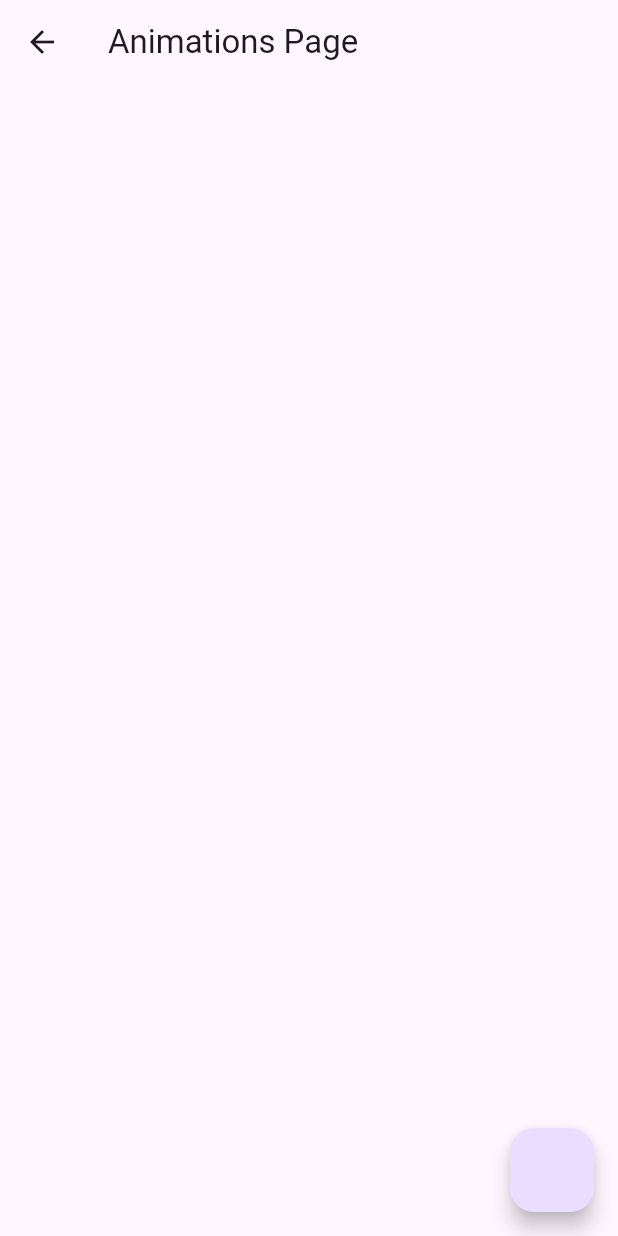
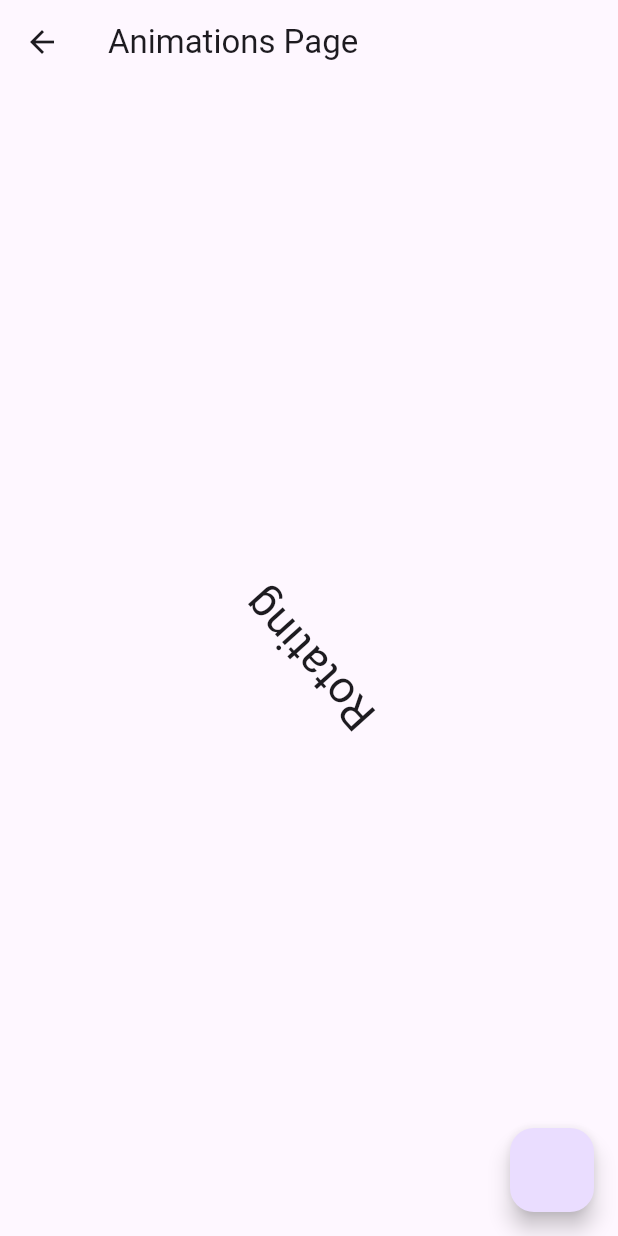
Before and after one commit to tmaurer-nait/dmit-2504-a03-winter-2025-instructor-workbook, a Flutter app: the AnimationsPage screen opened directly, on a phone screen of 412 x 824 dp. Run offline on Flutter 3.47's test engine with Material 3 defaults, Android fonts, the phone set to English and light mode, and no system bars; our stand-ins replace cloud_firestore, firebase_auth, firebase_core, shared_preferences; missing offline and left inert: firebase_ui_auth; accounts and stored records are empty.

Commit message:
animations pt 1

```diff
--- a/animations/animation_example/lib/pages/animations_page.dart
+++ b/animations/animation_example/lib/pages/animations_page.dart
@@ -1,4 +1,6 @@
 import 'package:flutter/material.dart';
+
+import 'dart:math' as math;
 
 class AnimationsPage extends StatefulWidget {
   const AnimationsPage({super.key});
@@ -7,7 +9,33 @@ class AnimationsPage extends StatefulWidget {
   State<AnimationsPage> createState() => _AnimationsPageState();
 }
 
-class _AnimationsPageState extends State<AnimationsPage> {
+class _AnimationsPageState extends State<AnimationsPage>
+    with SingleTickerProviderStateMixin {
+  // Allows us to sync animations with the device frame rate
+
+  // This will drive our animations and provide controll access (stop, start, repeat, etc.)
+  // It goes from 0-1 linearly over some duration
+  late final AnimationController _controller;
+
+  @override
+  void initState() {
+    super.initState();
+
+    // Create the controller, link to this widgets ticker, and set the duration
+    _controller = AnimationController(
+      vsync: this,
+      duration: Duration(seconds: 3),
+    );
+    _controller.forward();
+  }
+
+  @override
+  void dispose() {
+    _controller.dispose();
+
+    super.dispose();
+  }
+
   @override
   Widget build(BuildContext context) {
     return Scaffold(
@@ -16,7 +44,19 @@ class _AnimationsPageState extends State<AnimationsPage> {
         child: Column(
           mainAxisAlignment: MainAxisAlignment.center,
           spacing: 16,
-          children: [],
+          children: [
+            // Explicit animation using basic controller
+            AnimatedBuilder(
+              // any time this controller changes, call the builder
+              animation: _controller,
+              builder: (context, child) {
+                return Transform.rotate(
+                  angle: _controller.value * 2 * math.pi,
+                  child: Text('Rotating', style: TextStyle(fontSize: 30)),
+                );
+              },
+            ),
+          ],
         ),
       ),
       floatingActionButton: FloatingActionButton(
--- a/animations/animation_example/lib/pages/transform_page.dart
+++ b/animations/animation_example/lib/pages/transform_page.dart
@@ -1,4 +1,5 @@
 import 'package:flutter/material.dart';
+import 'package:animation_example/pages/animations_page.dart';
 
 import 'dart:math' as math;
 
@@ -50,8 +51,11 @@ class TransformPage extends StatelessWidget {
         ),
       ),
       floatingActionButton: FloatingActionButton(
+        child: Icon(Icons.play_arrow),
         onPressed: () {
-          //NOOP
+          Navigator.of(
+            context,
+          ).push(MaterialPageRoute(builder: (context) => AnimationsPage()));
         },
       ),
     );
```
